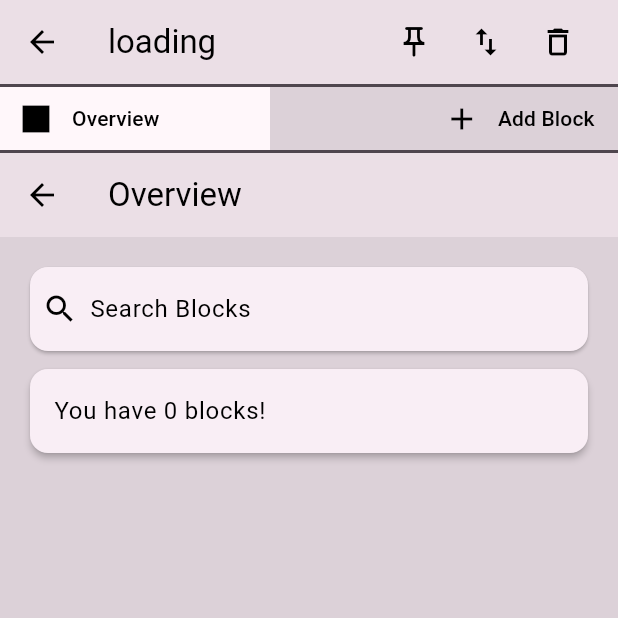
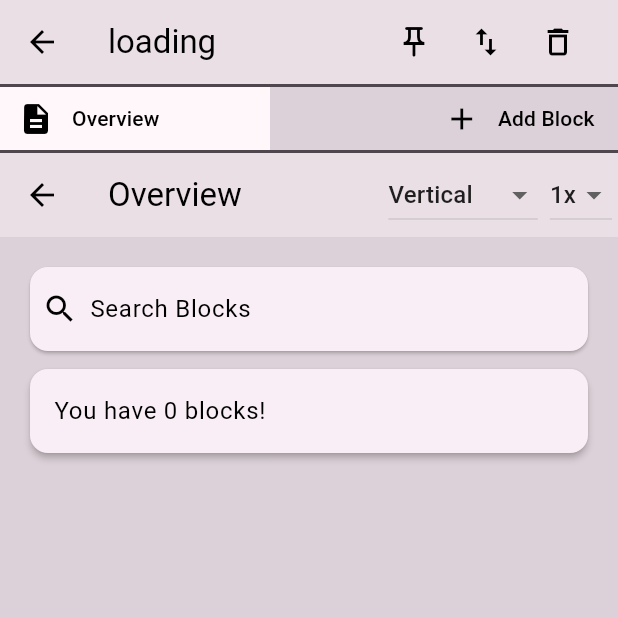
Before and after one commit to undefinedpatient/idea_cache, a Flutter app: the ICCacheView screen opened directly with empty values, on a phone screen of 412 x 824 dp, the top half of it. Run offline on Flutter 3.47's test engine with Material 3 defaults, Android fonts, the phone set to English and light mode, and no system bars; our stand-ins replace file_picker; missing offline and left inert: flutter_launcher_icons, flutter_quill, window_manager; Roboto replaces fonts that are missing (FiraCode Nerd Font).

Commit message:
Updated support simpler toolbar, Support different view of cache view

```diff
--- a/lib/page/cacheoverview.dart
+++ b/lib/page/cacheoverview.dart
@@ -1,3 +1,5 @@
+import 'dart:developer';
+
 import 'package:flutter/material.dart';
 import 'package:flutter_quill/flutter_quill.dart';
 import 'package:idea_cache/model/block.dart';
@@ -19,6 +21,8 @@ class ICCacheOverview extends StatefulWidget {
 }
 
 class _ICCacheOverviewState extends State<ICCacheOverview> {
+  bool isScrollVertical = true;
+  double itemScaleFactor = 1.0;
   TextEditingController _textEditingController = TextEditingController(
     text: "",
   );
@@ -73,6 +77,44 @@ class _ICCacheOverviewState extends State<ICCacheOverview> {
       appBar: AppBar(
         title: Text("Overview"),
         backgroundColor: Theme.of(context).colorScheme.surfaceContainer,
+        actions: [
+          DropdownButton(
+            autofocus: false,
+            padding: EdgeInsets.all(4),
+            value: isScrollVertical,
+            items: [
+              DropdownMenuItem(value: false, child: Text("Horizontal")),
+              DropdownMenuItem(value: true, child: Text("Vertical")),
+            ],
+            onChanged: (value) {
+              setState(() {
+                if (value == null) {
+                  isScrollVertical = false;
+                } else {
+                  isScrollVertical = value;
+                }
+              });
+            },
+          ),
+          DropdownButton(
+            autofocus: false,
+            padding: EdgeInsets.all(4),
+            value: itemScaleFactor,
+            items: [
+              DropdownMenuItem(value: 1.0, child: Text("1x")),
+              DropdownMenuItem(value: 2.0, child: Text("2x")),
+            ],
+            onChanged: (value) {
+              setState(() {
+                if (value == null) {
+                  itemScaleFactor = 1.0;
+                } else {
+                  itemScaleFactor = value;
+                }
+              });
+            },
+          ),
+        ],
       ),
       body: Padding(
         padding: const EdgeInsets.all(16.0),
@@ -122,11 +164,14 @@ class _ICCacheOverviewState extends State<ICCacheOverview> {
               ),
             ),
             Expanded(
-              child: GridView.count(
-                crossAxisCount: (MediaQuery.of(context).size.width > 420)
-                    ? (MediaQuery.of(context).size.width / 360).floor()
-                    : 1.floor(),
-                childAspectRatio: 3,
+              child: GridView.extent(
+                maxCrossAxisExtent: (isScrollVertical == true)
+                    ? itemScaleFactor * 360
+                    : itemScaleFactor * 160,
+                scrollDirection: (isScrollVertical == true)
+                    ? Axis.vertical
+                    : Axis.horizontal,
+                childAspectRatio: (isScrollVertical == true) ? 3 : 1 / 2,
                 children: _cacheBlocks
                     .asMap()
                     .entries
--- a/lib/page/cacheview.dart
+++ b/lib/page/cacheview.dart
@@ -409,8 +409,8 @@ class _ICCacheView extends State<ICCacheView> {
                   requestFocusOnHover: false,
                   leadingIcon: Icon(
                     (_selectedIndex == -1)
-                        ? Icons.square
-                        : Icons.square_outlined,
+                        ? Icons.description
+                        : Icons.description_outlined,
                   ),
                   child: SizedBox(width: 120, child: Text("Overview")),
                 ),
```
Also changed, not shown: lib/page/blockview.dart (+32 -4 lines), lib/page/overview.dart (+48 -5 lines).
